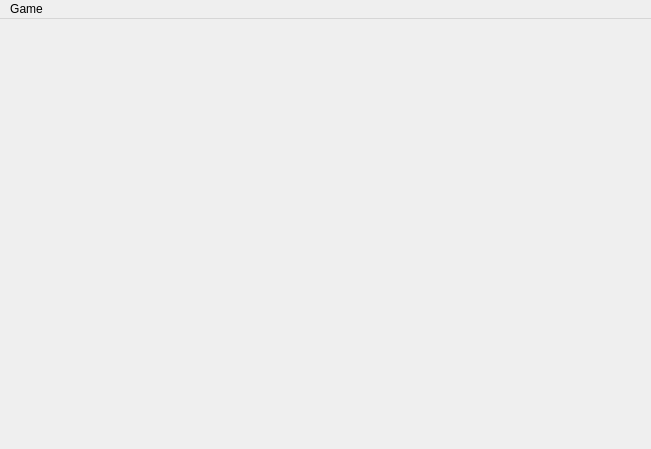
First picture: the form in Sapper/mainwindow.ui, repository schernoudov/sapper, before the edit.
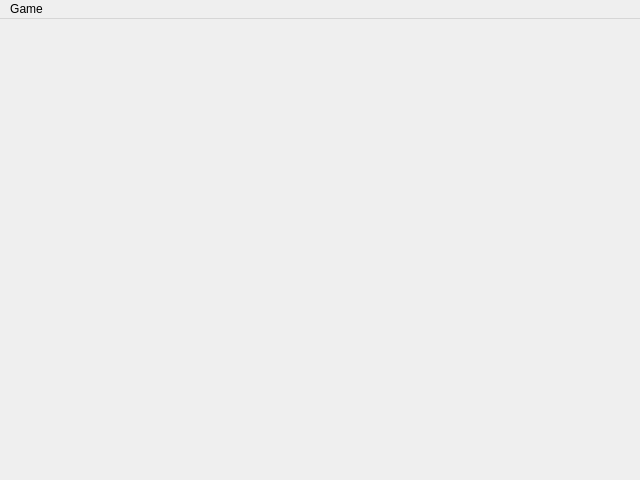
Second picture: the form after the edit.

Commit message: Autosize minefield and window.

```diff
--- a/Sapper/mainwindow.ui
+++ b/Sapper/mainwindow.ui
@@ -6,8 +6,8 @@
    <rect>
     <x>0</x>
     <y>0</y>
-    <width>651</width>
-    <height>449</height>
+    <width>640</width>
+    <height>480</height>
    </rect>
   </property>
   <property name="windowTitle">
@@ -17,10 +17,10 @@
    <widget class="QWidget" name="gridLayoutWidget">
     <property name="geometry">
      <rect>
-      <x>50</x>
-      <y>30</y>
-      <width>561</width>
-      <height>341</height>
+      <x>30</x>
+      <y>20</y>
+      <width>571</width>
+      <height>371</height>
      </rect>
     </property>
     <layout class="QGridLayout" name="minefield"/>
@@ -31,8 +31,8 @@
     <rect>
      <x>0</x>
      <y>0</y>
-     <width>651</width>
-     <height>21</height>
+     <width>640</width>
+     <height>26</height>
     </rect>
    </property>
    <widget class="QMenu" name="menuGame">
```
Left out of the diff: 17 changed lines with no effect on the pictures. The commit also changes 2 other files.
